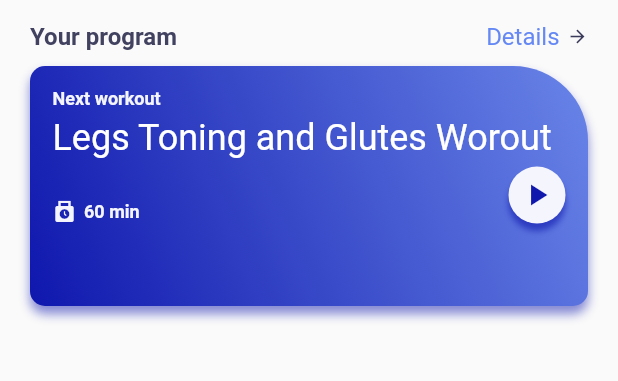
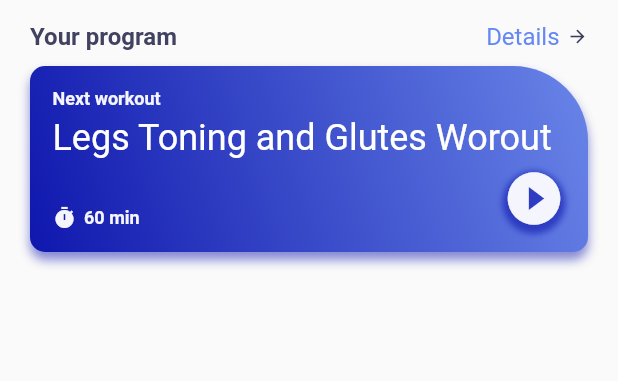
Before and after one commit to JJAHMEDAMER/Video_Training_App, a Flutter app: the screen it shows after launch, on a phone screen of 412 x 824 dp, the part 90-471 px from its top. Run offline on Flutter 3.47's test engine with Material 2 defaults, Android fonts, the phone set to English and light mode, and no system bars.

Commit message:
3rd Row - Main Card New Icons

```diff
--- a/lib/pages/home_page.dart
+++ b/lib/pages/home_page.dart
@@ -1,3 +1,5 @@
+import 'dart:ui';
+
 import 'package:flutter/material.dart';
 import 'package:video_training_app/utils/colors.dart';
 
@@ -93,7 +95,6 @@ class _HomePageState extends State<HomePage> {
             Container(
               padding: EdgeInsets.all(15),
               width: double.maxFinite,
-              height: 160,
               decoration: BoxDecoration(
                   borderRadius: BorderRadius.only(
                     topRight: Radius.circular(50),
@@ -143,7 +144,7 @@ class _HomePageState extends State<HomePage> {
                       Row(
                         children: [
                           Icon(
-                            Icons.punch_clock,
+                            Icons.timer,
                             size: 16,
                             color: AppColor.homePageContainerTextSmall,
                           ),
@@ -159,20 +160,19 @@ class _HomePageState extends State<HomePage> {
                         ],
                       ),
                       Container(
-                        padding: EdgeInsets.all(7),
                         decoration: BoxDecoration(
                             borderRadius: BorderRadius.circular(100),
-                            color: AppColor.homePageContainerTextSmall,
                             boxShadow: [
                               BoxShadow(
-                                offset: Offset(0, 5),
+                                offset: Offset(0, 3),
                                 blurRadius: 3,
                                 color: AppColor.gradientFirst.withOpacity(0.6),
                               ),
                             ]),
                         child: Icon(
-                          Icons.play_arrow,
-                          color: AppColor.gradientFirst,
+                          Icons.play_circle_fill,
+                          color: AppColor.homePageContainerTextSmall,
+                          size: 42,
                         ),
                       )
                     ],
@@ -180,11 +180,7 @@ class _HomePageState extends State<HomePage> {
                 ],
               ),
             ),
-            SizedBox(height: 10),
-
-            // 4th Row
-            Container(),
-            SizedBox(height: 10),
+            SizedBox(height: 30),
           ],
         ),
       ),
```
